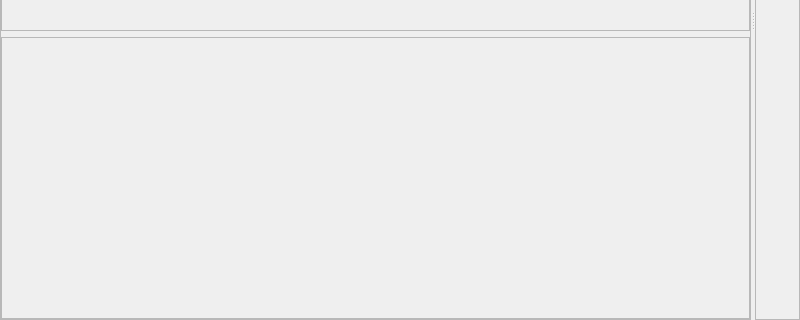
Qt form seel_res/GUI/A_TandM/templates/sensorTemplate.ui (jithinbp/SEELablet-apps) before a commit; both pictures show x 0 to 800 and y 280 to 600 of the 800 by 600 pixel window.
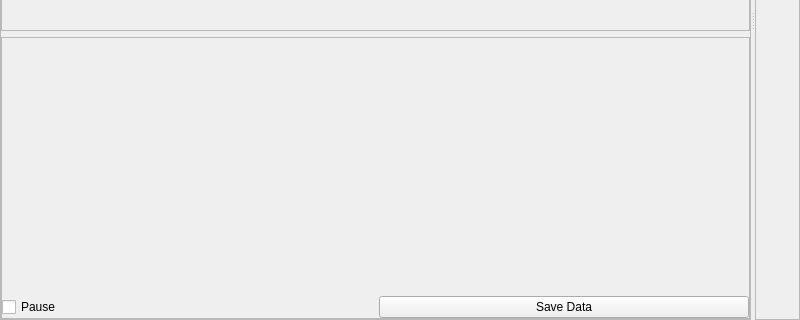
The same form after that commit.

Commit message: save button added to T&M and Physics

Patch:
```diff
--- a/seel_res/GUI/A_TandM/templates/sensorTemplate.ui
+++ b/seel_res/GUI/A_TandM/templates/sensorTemplate.ui
@@ -143,6 +143,35 @@
               </property>
              </spacer>
             </item>
+            <item>
+             <widget class="QFrame" name="frame_3">
+              <property name="frameShape">
+               <enum>QFrame::NoFrame</enum>
+              </property>
+              <property name="frameShadow">
+               <enum>QFrame::Raised</enum>
+              </property>
+              <layout class="QHBoxLayout" name="horizontalLayout">
+               <property name="margin">
+                <number>0</number>
+               </property>
+               <item>
+                <widget class="QCheckBox" name="pauseBox">
+                 <property name="text">
+                  <string>Pause</string>
+                 </property>
+                </widget>
+               </item>
+               <item>
+                <widget class="QPushButton" name="pushButton_2">
+                 <property name="text">
+                  <string>Save Data</string>
+                 </property>
+                </widget>
+               </item>
+              </layout>
+             </widget>
+            </item>
            </layout>
           </widget>
          </widget>
```
Left out of the diff: 17 changed lines with no effect on the pictures. The commit also changes 31 other files.
